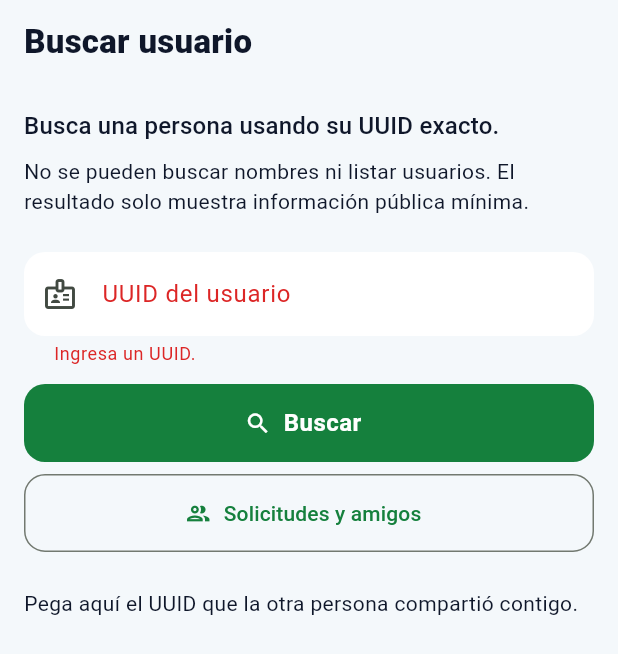
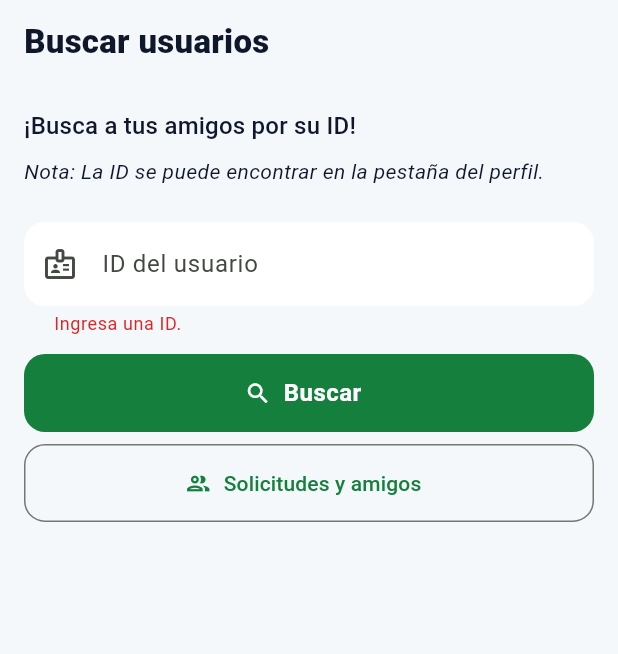
Before and after one commit to gmarinr/bvg_matchmaking, a Flutter app: the UserSearchPage screen opened by its route, after a tap on "Buscar", on a phone screen of 412 x 824 dp. Shown: the top 654 px of the screen. Run offline on Flutter 3.47's test engine with Material 3 defaults, Android fonts, the phone set to English and light mode, and no system bars; our stand-ins replace flutter_riverpod, go_router, supabase_flutter; accounts and stored records are empty.

Commit message:
Arregle un poco la interfaz

```diff
--- a/lib/features/home/presentation/home_page.dart
+++ b/lib/features/home/presentation/home_page.dart
@@ -21,7 +21,7 @@ class _HomePageState extends ConsumerState<HomePage> {
   int _index = 1;
 
   static const _titles = [
-    'Buscar',
+    'Buscar usuarios',
     'Partidos',
     'Mis participaciones',
     'Perfil',
--- a/lib/features/profile/presentation/profile_page.dart
+++ b/lib/features/profile/presentation/profile_page.dart
@@ -178,7 +178,7 @@ class _ProfileFormState extends ConsumerState<ProfileForm> {
                 crossAxisAlignment: CrossAxisAlignment.start,
                 children: [
                   Text(
-                    'Tu ID de usuario',
+                    'Tu ID',
                     style: Theme.of(context).textTheme.titleMedium,
                   ),
                   const SizedBox(height: 8),
--- a/lib/features/users/presentation/user_search_page.dart
+++ b/lib/features/users/presentation/user_search_page.dart
@@ -44,12 +44,13 @@ class _UserSearchPageState extends ConsumerState<UserSearchPage> {
         padding: const EdgeInsets.all(16),
         children: [
           Text(
-            'Busca una persona usando su UUID exacto.',
+            '¡Busca a tus amigos por su ID!',
             style: Theme.of(context).textTheme.titleMedium,
           ),
           const SizedBox(height: 8),
-          const Text(
-            'No se pueden buscar nombres ni listar usuarios. El resultado solo muestra información pública mínima.',
+          Text(
+            'Nota: La ID se puede encontrar en la pestaña del perfil.',
+            style: const TextStyle(fontStyle: FontStyle.italic),
           ),
           const SizedBox(height: 24),
           Form(
@@ -59,14 +60,13 @@ class _UserSearchPageState extends ConsumerState<UserSearchPage> {
               keyboardType: TextInputType.text,
               textInputAction: TextInputAction.search,
               decoration: const InputDecoration(
-                labelText: 'UUID del usuario',
-                hintText: 'xxxxxxxx-xxxx-xxxx-xxxx-xxxxxxxxxxxx',
+                hintText: 'ID del usuario',
                 prefixIcon: Icon(Icons.badge_outlined),
               ),
               validator: (value) {
                 final input = value?.trim() ?? '';
-                if (input.isEmpty) return 'Ingresa un UUID.';
-                if (!isValidUuid(input)) return 'Ingresa un UUID válido.';
+                if (input.isEmpty) return 'Ingresa una ID.';
+                if (!isValidUuid(input)) return 'Ingresa una ID válida.';
                 return null;
               },
               onFieldSubmitted: (_) => _search(),
@@ -85,15 +85,13 @@ class _UserSearchPageState extends ConsumerState<UserSearchPage> {
             label: const Text('Solicitudes y amigos'),
           ),
           const SizedBox(height: 24),
-          if (searchedId == null)
-            const _InitialSearchState()
-          else
+          if (searchedId != null)
             _LookupResult(userId: searchedId),
         ],
       );
     if (widget.embedded) return content;
     return Scaffold(
-      appBar: AppBar(title: const Text('Buscar usuario')),
+      appBar: AppBar(title: const Text('Buscar usuarios')),
       body: content,
     );
   }
@@ -264,15 +262,6 @@ class _FriendshipActionState extends ConsumerState<_FriendshipAction> {
   }
 }
 
-class _InitialSearchState extends StatelessWidget {
-  const _InitialSearchState();
-
-  @override
-  Widget build(BuildContext context) => const Text(
-    'Pega aquí el UUID que la otra persona compartió contigo.',
-  );
-}
-
 class _EmptySearchState extends StatelessWidget {
   const _EmptySearchState();
 
```
Also changed, not shown: lib/features/friendships/presentation/friendships_page.dart (+11 -5 lines), 2 other files.
